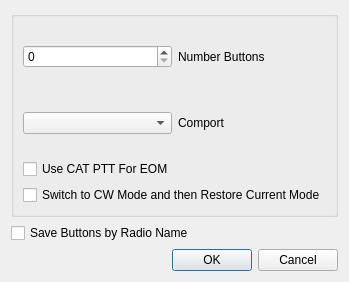
This is mqt/MqtLogger/txvmrigsetupdialog.ui in Rsclub22/Minos2-Mirror as Qt 5 draws it before an edit. The edited form follows.
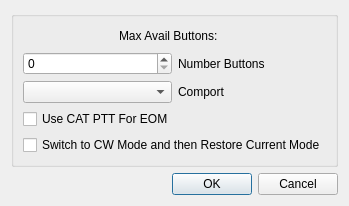
This is the edited form.

Commit message: move voicememory constants to a common file and move save vm buttons by radioname option to Radio Options panel

Diff of the .ui file:
```diff
--- a/mqt/MqtLogger/txvmrigsetupdialog.ui
+++ b/mqt/MqtLogger/txvmrigsetupdialog.ui
@@ -6,8 +6,8 @@
    <rect>
     <x>0</x>
     <y>0</y>
-    <width>325</width>
-    <height>282</height>
+    <width>312</width>
+    <height>167</height>
    </rect>
   </property>
   <property name="windowTitle">
@@ -20,6 +20,50 @@
       <string/>
      </property>
      <layout class="QVBoxLayout" name="verticalLayout_2">
+      <item>
+       <layout class="QHBoxLayout" name="horizontalLayout_3">
+        <item>
+         <spacer name="horizontalSpacer">
+          <property name="orientation">
+           <enum>Qt::Horizontal</enum>
+          </property>
+          <property name="sizeHint" stdset="0">
+           <size>
+            <width>40</width>
+            <height>20</height>
+           </size>
+          </property>
+         </spacer>
+        </item>
+        <item>
+         <widget class="QLabel" name="maxAvailButtonsTitle">
+          <property name="text">
+           <string>Max Avail Buttons:</string>
+          </property>
+         </widget>
+        </item>
+        <item>
+         <widget class="QLabel" name="maxAvailButtonsLbl">
+          <property name="text">
+           <string/>
+          </property>
+         </widget>
+        </item>
+        <item>
+         <spacer name="horizontalSpacer_2">
+          <property name="orientation">
+           <enum>Qt::Horizontal</enum>
+          </property>
+          <property name="sizeHint" stdset="0">
+           <size>
+            <width>40</width>
+            <height>20</height>
+           </size>
+          </property>
+         </spacer>
+        </item>
+       </layout>
+      </item>
       <item>
        <layout class="QHBoxLayout" name="horizontalLayout">
         <item>
@@ -65,13 +109,6 @@
      </layout>
     </widget>
    </item>
-   <item>
-    <widget class="QCheckBox" name="saveByRadioNameChkBox">
-     <property name="text">
-      <string>Save Buttons by Radio Name</string>
-     </property>
-    </widget>
-   </item>
    <item>
     <widget class="QDialogButtonBox" name="buttonBox">
      <property name="orientation">
```
The commit also changes 25 other files.
